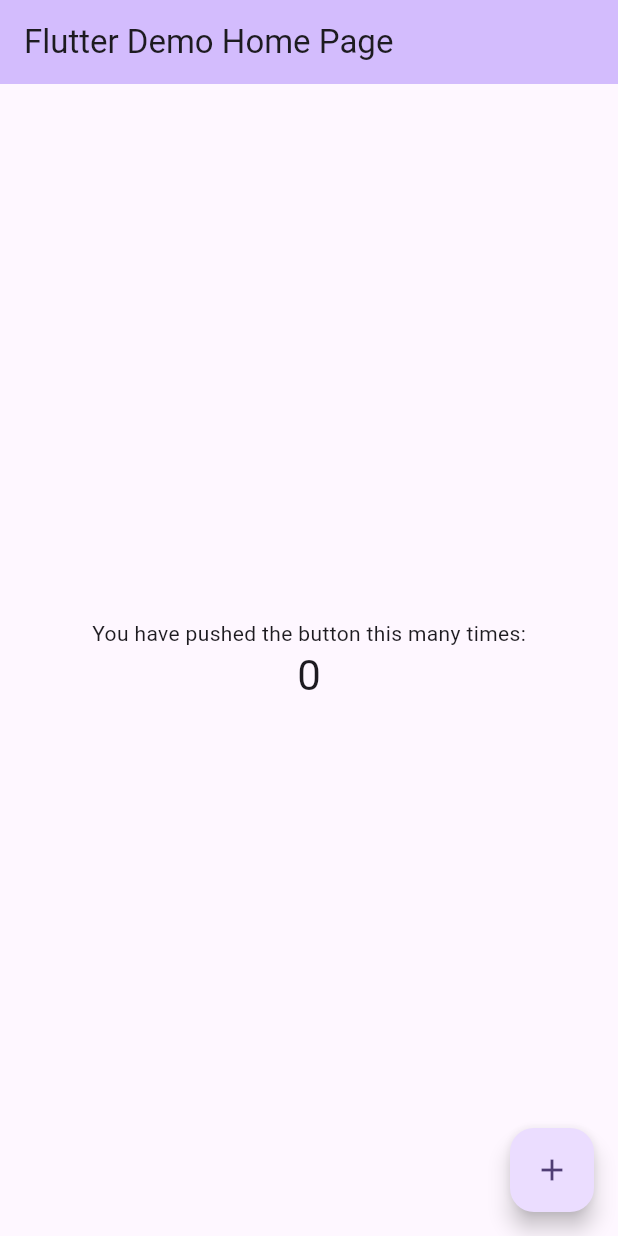
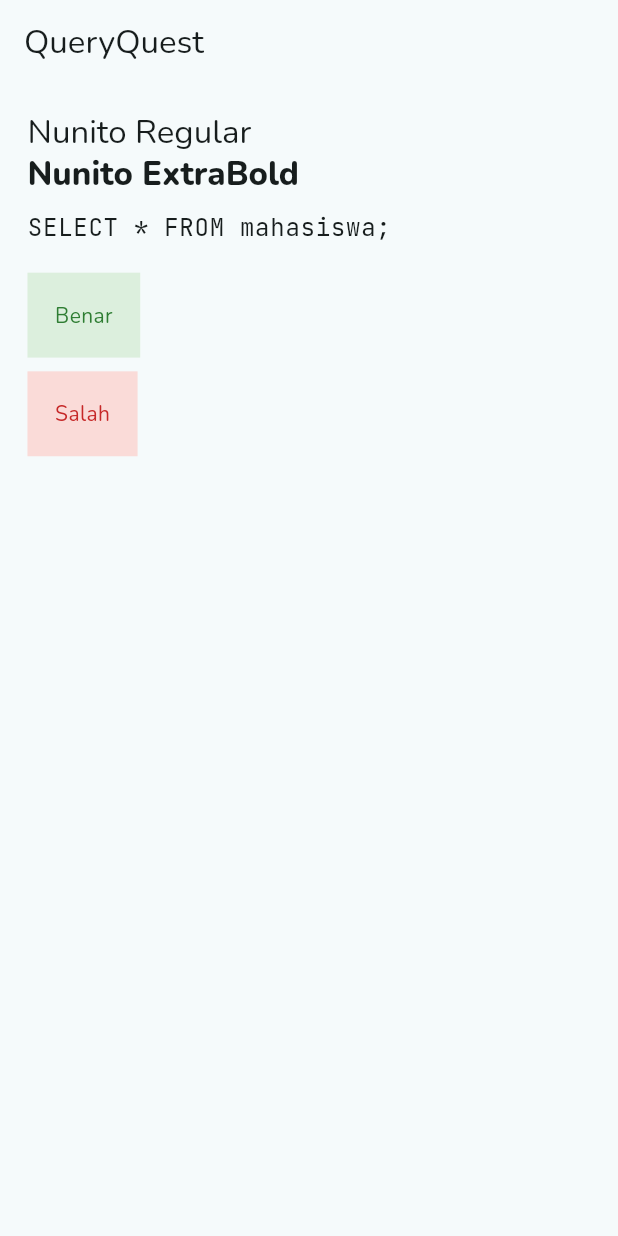
Before and after one commit to edricrolandli/uts_pm2, a Flutter app: the screen it shows after launch, on a phone screen of 412 x 824 dp. Run offline on Flutter 3.47's test engine with Material 3 defaults, Android fonts, the light colour scheme and no system bars.

Commit message:
refactor: split entry point into main.dart and app.dart

```diff
--- /dev/null
+++ b/lib/app.dart
@@ -0,0 +1,63 @@
+import 'package:flutter/material.dart';
+import 'package:uts_pm2/core/responsive/responsive.dart';
+import 'package:uts_pm2/core/theme/app_theme.dart';
+import 'package:uts_pm2/core/theme/quiz_colors.dart';
+
+class QueryQuestApp extends StatelessWidget {
+  const QueryQuestApp({super.key});
+
+  @override
+  Widget build(BuildContext context) {
+    return MaterialApp(
+      title: 'QueryQuest',
+      debugShowCheckedModeBanner: false,
+      theme: AppTheme.light(),
+      darkTheme: AppTheme.dark(),
+      themeMode: ThemeMode.system,
+      home: const _PlaceholderScreen(),
+    );
+  }
+}
+
+class _PlaceholderScreen extends StatelessWidget {
+  const _PlaceholderScreen();
+
+  @override
+  Widget build(BuildContext context) {
+    final text = Theme.of(context).textTheme;
+    final qc = context.quizColors;
+    return Scaffold(
+      appBar: AppBar(title: const Text('QueryQuest')),
+      body: SingleChildScrollView(
+        padding: EdgeInsets.all(context.r.md),
+        child: Column(
+          crossAxisAlignment: CrossAxisAlignment.start,
+          children: [
+            Text('Nunito Regular', style: text.titleLarge),
+            Text(
+              'Nunito ExtraBold',
+              style: text.titleLarge?.copyWith(fontWeight: FontWeight.w800),
+            ),
+            SizedBox(height: context.r.sm),
+            Text(
+              'SELECT * FROM mahasiswa;',
+              style: text.bodyLarge?.copyWith(fontFamily: 'JetBrainsMono'),
+            ),
+            SizedBox(height: context.r.md),
+            Container(
+              padding: EdgeInsets.all(context.r.md),
+              color: qc.correctContainer,
+              child: Text('Benar', style: TextStyle(color: qc.correct)),
+            ),
+            SizedBox(height: context.r.sm),
+            Container(
+              padding: EdgeInsets.all(context.r.md),
+              color: qc.wrongContainer,
+              child: Text('Salah', style: TextStyle(color: qc.wrong)),
+            ),
+          ],
+        ),
+      ),
+    );
+  }
+}
--- a/lib/main.dart
+++ b/lib/main.dart
@@ -1,122 +1,6 @@
 import 'package:flutter/material.dart';
+import 'package:uts_pm2/app.dart';
 
 void main() {
-  runApp(const MyApp());
+  runApp(const QueryQuestApp());
 }
-
-class MyApp extends StatelessWidget {
-  const MyApp({super.key});
-
-  // This widget is the root of your application.
-  @override
-  Widget build(BuildContext context) {
-    return MaterialApp(
-      title: 'Flutter Demo',
-      theme: ThemeData(
-        // This is the theme of your application.
-        //
-        // TRY THIS: Try running your application with "flutter run". You'll see
-        // the application has a purple toolbar. Then, without quitting the app,
-        // try changing the seedColor in the colorScheme below to Colors.green
-        // and then invoke "hot reload" (save your changes or press the "hot
-        // reload" button in a Flutter-supported IDE, or press "r" if you used
-        // the command line to start the app).
-        //
-        // Notice that the counter didn't reset back to zero; the application
-        // state is not lost during the reload. To reset the state, use hot
-        // restart instead.
-        //
-        // This works for code too, not just values: Most code changes can be
-        // tested with just a hot reload.
-        colorScheme: .fromSeed(seedColor: Colors.deepPurple),
-      ),
-      home: const MyHomePage(title: 'Flutter Demo Home Page'),
-    );
-  }
-}
-
-class MyHomePage extends StatefulWidget {
-  const MyHomePage({super.key, required this.title});
-
-  // This widget is the home page of your application. It is stateful, meaning
-  // that it has a State object (defined below) that contains fields that affect
-  // how it looks.
-
-  // This class is the configuration for the state. It holds the values (in this
-  // case the title) provided by the parent (in this case the App widget) and
-  // used by the build method of the State. Fields in a Widget subclass are
-  // always marked "final".
-
-  final String title;
-
-  @override
-  State<MyHomePage> createState() => _MyHomePageState();
-}
-
-class _MyHomePageState extends State<MyHomePage> {
-  int _counter = 0;
-
-  void _incrementCounter() {
-    setState(() {
-      // This call to setState tells the Flutter framework that something has
-      // changed in this State, which causes it to rerun the build method below
-      // so that the display can reflect the updated values. If we changed
-      // _counter without calling setState(), then the build method would not be
-      // called again, and so nothing would appear to happen.
-      _counter++;
-    });
-  }
-
-  @override
-  Widget build(BuildContext context) {
-    // This method is rerun every time setState is called, for instance as done
-    // by the _incrementCounter method above.
-    //
-    // The Flutter framework has been optimized to make rerunning build methods
-    // fast, so that you can just rebuild anything that needs updating rather
-    // than having to individually change instances of widgets.
-    return Scaffold(
-      appBar: AppBar(
-        // TRY THIS: Try changing the color here to a specific color (to
-        // Colors.amber, perhaps?) and trigger a hot reload to see the AppBar
-        // change color while the other colors stay the same.
-        backgroundColor: Theme.of(context).colorScheme.inversePrimary,
-        // Here we take the value from the MyHomePage object that was created by
-        // the App.build method, and use it to set our appbar title.
-        title: Text(widget.title),
-      ),
-      body: Center(
-        // Center is a layout widget. It takes a single child and positions it
-        // in the middle of the parent.
-        child: Column(
-          // Column is also a layout widget. It takes a list of children and
-          // arranges them vertically. By default, it sizes itself to fit its
-          // children horizontally, and tries to be as tall as its parent.
-          //
-          // Column has various properties to control how it sizes itself and
-          // how it positions its children. Here we use mainAxisAlignment to
-          // center the children vertically; the main axis here is the vertical
-          // axis because Columns are vertical (the cross axis would be
-          // horizontal).
-          //
-          // TRY THIS: Invoke "debug painting" (choose the "Toggle Debug Paint"
-          // action in the IDE, or press "p" in the console), to see the
-          // wireframe for each widget.
-          mainAxisAlignment: .center,
-          children: [
-            const Text('You have pushed the button this many times:'),
-            Text(
-              '$_counter',
-              style: Theme.of(context).textTheme.headlineMedium,
-            ),
-          ],
-        ),
-      ),
-      floatingActionButton: FloatingActionButton(
-        onPressed: _incrementCounter,
-        tooltip: 'Increment',
-        child: const Icon(Icons.add),
-      ),
-    );
-  }
-}
```
